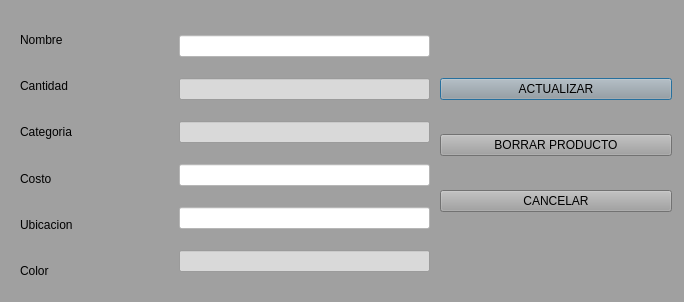
The window that edit_product_dialog.ui (lrolomeli/inventory-lrlp) describes before a commit, drawn with Qt 5.
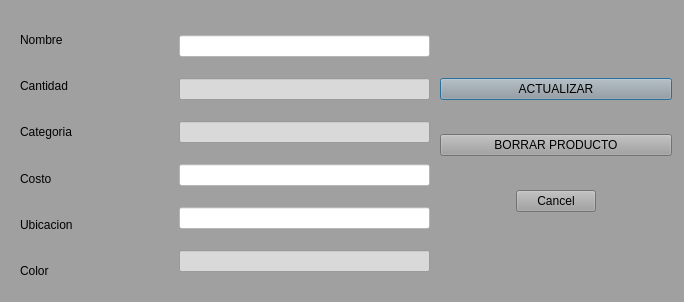
The same window after the commit. Icons and pictures are not drawn.

Commit message: GUI minor changes cancel buttons were added to dialogs

What changed in the file:
```diff
--- a/edit_product_dialog.ui
+++ b/edit_product_dialog.ui
@@ -211,15 +211,18 @@
      </widget>
     </item>
     <item>
-     <widget class="QPushButton" name="cancel_btn">
-      <property name="text">
-       <string>CANCELAR</string>
+     <widget class="QDialogButtonBox" name="buttonBox">
+      <property name="layoutDirection">
+       <enum>Qt::LeftToRight</enum>
       </property>
-      <property name="iconSize">
-       <size>
-        <width>100</width>
-        <height>100</height>
-       </size>
+      <property name="orientation">
+       <enum>Qt::Horizontal</enum>
+      </property>
+      <property name="standardButtons">
+       <set>QDialogButtonBox::Cancel</set>
+      </property>
+      <property name="centerButtons">
+       <bool>true</bool>
       </property>
      </widget>
     </item>
```
The commit also changes 3 other files.
